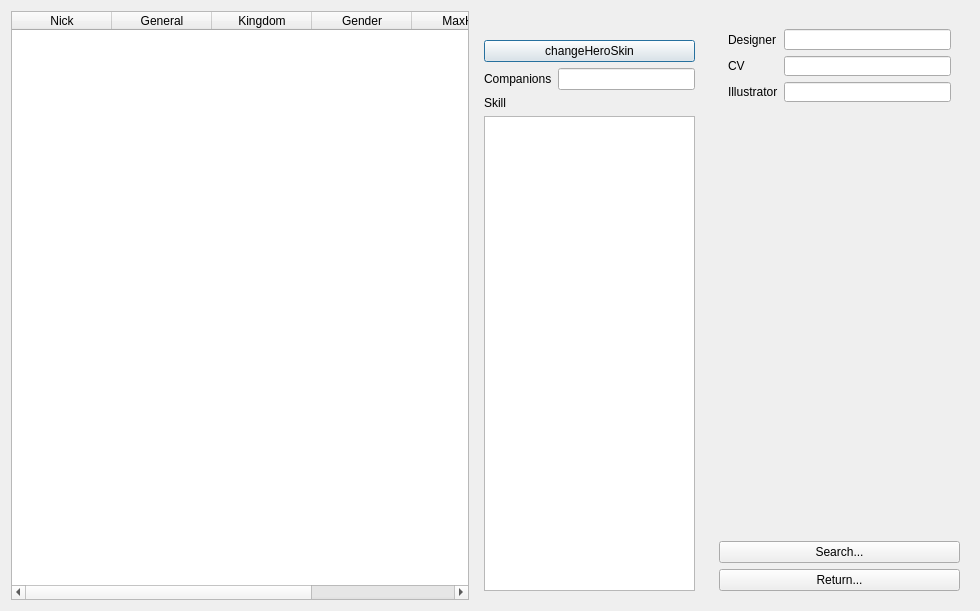
Before: the Qt Designer form src/dialog/generaloverview.ui in Mogara/QSanguosha-For-Hegemony, drawn with Qt 5.
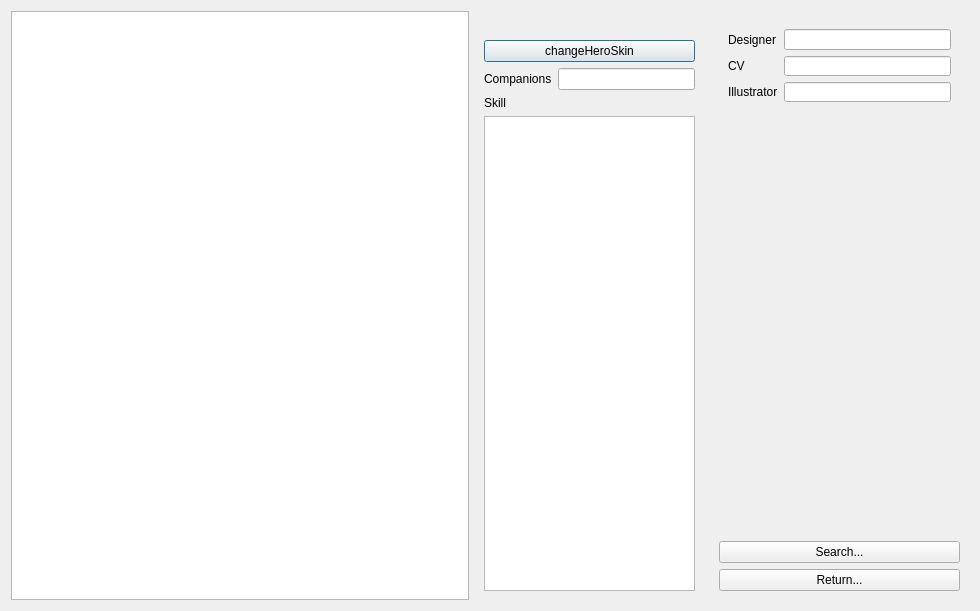
After: the same form once the commit is applied. Icons and pictures are not drawn.

Commit message: Use model/view to display generals by Moligaloo

Patch:
```diff
--- a/src/dialog/generaloverview.ui
+++ b/src/dialog/generaloverview.ui
@@ -30,7 +30,7 @@
   </property>
   <layout class="QHBoxLayout" name="horizontalLayout_2">
    <item>
-    <widget class="QTableWidget" name="tableWidget">
+    <widget class="QTableView" name="tableView">
      <property name="editTriggers">
       <set>QAbstractItemView::NoEditTriggers</set>
      </property>
@@ -40,39 +40,12 @@
      <property name="selectionBehavior">
       <enum>QAbstractItemView::SelectRows</enum>
      </property>
-     <property name="sortingEnabled">
-      <bool>true</bool>
+     <property name="iconSize">
+      <size>
+       <width>20</width>
+       <height>20</height>
+      </size>
      </property>
-     <column>
-      <property name="text">
-       <string>Nick</string>
-      </property>
-     </column>
-     <column>
-      <property name="text">
-       <string>General</string>
-      </property>
-     </column>
-     <column>
-      <property name="text">
-       <string>Kingdom</string>
-      </property>
-     </column>
-     <column>
-      <property name="text">
-       <string>Gender</string>
-      </property>
-     </column>
-     <column>
-      <property name="text">
-       <string>MaxHP</string>
-      </property>
-     </column>
-     <column>
-      <property name="text">
-       <string>Package</string>
-      </property>
-     </column>
     </widget>
    </item>
    <item>
```
The commit also changes 5 other files.
